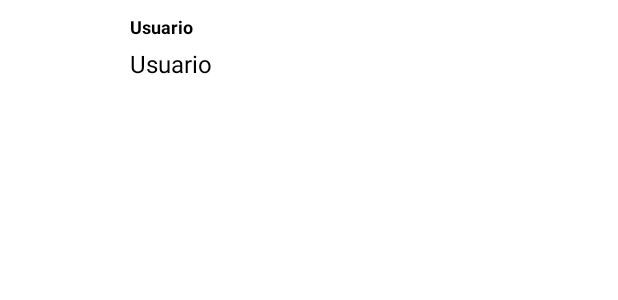
After one commit to JMPMorgan/Tatto_AppV2, an Android app: the layout row_messages.xml on its own in the app's theme, with its tools: preview values and no code run, on a phone screen of 412 x 824 dp. The commit adds this screen. Shown: the top 300 px of the screen. Run offline under Robolectric (Android 15) with nearby library versions, the phone set to English and light mode, and no system bars.

Commit message:
Messages Recycler View

```diff
--- a/app/src/main/AndroidManifest.xml
+++ b/app/src/main/AndroidManifest.xml
@@ -16,6 +16,9 @@
         android:theme="@style/Theme.TattoApp"
         android:usesCleartextTraffic="true"
         tools:targetApi="31">
+        <activity
+            android:name=".MessagesChatActivity"
+            android:exported="false" />
         <activity
             android:name=".UploadPostActivity"
             android:exported="false" />
--- a/app/src/main/java/com/example/tattoapp/ApiRequests/MessageServices.kt
+++ b/app/src/main/java/com/example/tattoapp/ApiRequests/MessageServices.kt
@@ -4,11 +4,16 @@ import com.example.tattoapp.RecyclerViews.DataClasses.Message
 import com.example.tattoapp.RecyclerViews.DataClasses.ServerResponse.MessageResponse
 import retrofit2.Call
 import retrofit2.http.Body
+import retrofit2.http.GET
 import retrofit2.http.Headers
 import retrofit2.http.POST
+import retrofit2.http.Path
 
 interface MessageServices {
     @Headers("Content-Type:application/json")
     @POST("/api/message")
     fun sendMessage(@Body message:Message):Call<MessageResponse>
+
+    @GET("/api/message/{id}")
+    fun getConversation(@Path("id")idConversation:String) : Call<MessageResponse>
 }
--- a/app/src/main/java/com/example/tattoapp/RecyclerViews/DataClasses/Message.kt
+++ b/app/src/main/java/com/example/tattoapp/RecyclerViews/DataClasses/Message.kt
@@ -30,4 +30,8 @@ data class Message(
     fun sendMessage(): Call<MessageResponse> {
         return messgeServices.sendMessage(this)
     }
+
+    fun getConversation(idConversation:String):Call<MessageResponse>{
+        return messgeServices.getConversation(idConversation)
+    }
 }
--- /dev/null
+++ b/app/src/main/res/layout/row_messages.xml
@@ -0,0 +1,59 @@
+<?xml version="1.0" encoding="utf-8"?>
+<FrameLayout  xmlns:android="http://schemas.android.com/apk/res/android"
+    xmlns:tools="http://schemas.android.com/tools"
+    android:layout_width="match_parent"
+    android:layout_height="wrap_content"
+    android:layout_margin="8dp"
+    android:id="@+id/messages_chat"
+    android:orientation="vertical">
+
+    <RelativeLayout
+        android:layout_width="match_parent"
+        android:layout_height="wrap_content"
+        android:padding="1dp">
+
+        <ImageView
+
+            android:id="@+id/imageProfileMessage"
+
+            android:layout_width="45dp"
+            android:layout_height="45dp"
+            android:layout_alignParentStart="true"
+            android:layout_alignParentLeft="true"
+            android:layout_alignParentTop="true"
+            android:layout_marginStart="6dp"
+            android:layout_marginLeft="6dp"
+            android:layout_marginTop="4dp"
+            android:layout_marginEnd="16dp"
+            android:layout_marginRight="16dp"
+            android:paddingTop="16dp" />
+
+        <TextView
+            android:id="@+id/userNameMessage"
+            android:layout_width="wrap_content"
+            android:layout_height="wrap_content"
+            android:layout_alignParentTop="true"
+            android:layout_marginStart="10dp"
+            android:layout_marginLeft="69dp"
+            android:layout_toEndOf="@+id/imageProfileMessage"
+            android:layout_toRightOf="@+id/imageProfileMessage"
+            android:text="Usuario"
+            android:textColor="@color/black"
+            android:textSize="12sp"
+            android:textStyle="bold" />
+
+        <TextView
+            android:id="@+id/messageUser"
+            android:layout_width="wrap_content"
+            android:layout_height="wrap_content"
+            android:layout_below="@+id/userNameMessage"
+            android:layout_marginLeft="10dp"
+            android:layout_marginTop="5dp"
+            android:layout_toEndOf="@+id/imageProfileMessage"
+            android:layout_toRightOf="@+id/imageProfileMessage"
+            android:text="Usuario"
+            android:textColor="@color/black"
+            android:textSize="16sp" />
+    </RelativeLayout>
+
+</FrameLayout>
```
Also changed, not shown: app/src/main/java/com/example/tattoapp/MessagesChatActivity.kt (added, +53 -0 lines), app/src/main/java/com/example/tattoapp/RecyclerViews/ChatsRecyclerView.kt (+9 -1 lines), app/src/main/java/com/example/tattoapp/RecyclerViews/LocalRecyclerView.kt (+0 -21 lines), app/src/main/java/com/example/tattoapp/RecyclerViews/MessagesRecyclerView.kt (added, +104 -0 lines), app/src/main/res/layout/activity_messages_chat.xml (added, +46 -0 lines).
